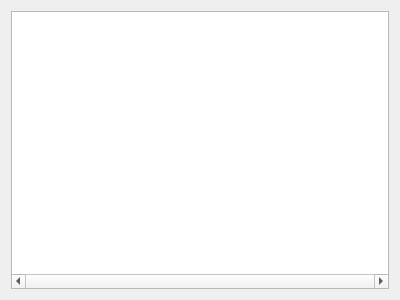
This is ui/multiview.ui in docsteer/sacnview as Qt 5 draws it before an edit. The edited form follows.
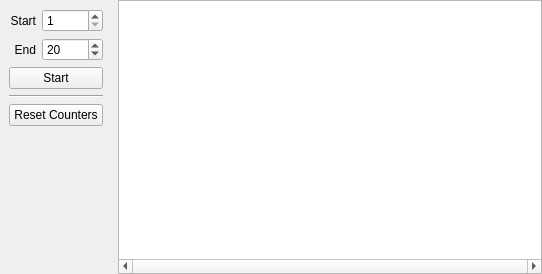
This is the edited form.

Commit message: multiview config ui

The edit to the form file:
```diff
--- a/ui/multiview.ui
+++ b/ui/multiview.ui
@@ -6,14 +6,138 @@
    <rect>
     <x>0</x>
     <y>0</y>
-    <width>400</width>
-    <height>300</height>
+    <width>542</width>
+    <height>274</height>
    </rect>
   </property>
+  <property name="sizePolicy">
+   <sizepolicy hsizetype="Preferred" vsizetype="Minimum">
+    <horstretch>0</horstretch>
+    <verstretch>0</verstretch>
+   </sizepolicy>
+  </property>
   <property name="windowTitle">
    <string>Multi Universe View</string>
   </property>
   <layout class="QVBoxLayout" name="verticalLayout">
+   <property name="leftMargin">
+    <number>0</number>
+   </property>
+   <property name="topMargin">
+    <number>0</number>
+   </property>
+   <property name="rightMargin">
+    <number>0</number>
+   </property>
+   <property name="bottomMargin">
+    <number>0</number>
+   </property>
+   <item>
+    <layout class="QHBoxLayout" name="horizontalLayout">
+     <item>
+      <widget class="QWidget" name="widget" native="true">
+       <layout class="QGridLayout" name="gridLayout">
+        <item row="3" column="0" colspan="2">
+         <widget class="QPushButton" name="btnStartStop">
+          <property name="text">
+           <string>Start</string>
+          </property>
+          <property name="checkable">
+           <bool>true</bool>
+          </property>
+         </widget>
+        </item>
+        <item row="1" column="1">
+         <widget class="QSpinBox" name="spinUniverseMin">
+          <property name="sizePolicy">
+           <sizepolicy hsizetype="Preferred" vsizetype="Fixed">
+            <horstretch>0</horstretch>
+            <verstretch>0</verstretch>
+           </sizepolicy>
+          </property>
+          <property name="minimum">
+           <number>1</number>
+          </property>
+          <property name="maximum">
+           <number>63999</number>
+          </property>
+         </widget>
+        </item>
+        <item row="2" column="0">
+         <widget class="QLabel" name="lblEndUniverse">
+          <property name="text">
+           <string>End</string>
+          </property>
+          <property name="alignment">
+           <set>Qt::AlignRight|Qt::AlignTrailing|Qt::AlignVCenter</set>
+          </property>
+         </widget>
+        </item>
+        <item row="2" column="1">
+         <widget class="QSpinBox" name="spinUniverseMax">
+          <property name="sizePolicy">
+           <sizepolicy hsizetype="Preferred" vsizetype="Fixed">
+            <horstretch>0</horstretch>
+            <verstretch>0</verstretch>
+           </sizepolicy>
+          </property>
+          <property name="minimum">
+           <number>1</number>
+          </property>
+          <property name="maximum">
+           <number>63999</number>
+          </property>
+          <property name="value">
+           <number>20</number>
+          </property>
+         </widget>
+        </item>
+        <item row="5" column="0" colspan="2">
+         <widget class="QPushButton" name="btnResetCounters">
+          <property name="text">
+           <string>Reset Counters</string>
+          </property>
+         </widget>
+        </item>
+        <item row="6" column="0">
+         <spacer name="verticalSpacer">
+          <property name="orientation">
+           <enum>Qt::Vertical</enum>
+          </property>
+          <property name="sizeHint" stdset="0">
+           <size>
+            <width>20</width>
+            <height>40</height>
+           </size>
+          </property>
+         </spacer>
+        </item>
+        <item row="1" column="0">
+         <widget class="QLabel" name="lblStartUniverse">
+          <property name="sizePolicy">
+           <sizepolicy hsizetype="Preferred" vsizetype="Preferred">
+            <horstretch>0</horstretch>
+            <verstretch>0</verstretch>
+           </sizepolicy>
+          </property>
+          <property name="text">
+           <string>Start</string>
+          </property>
+          <property name="alignment">
+           <set>Qt::AlignRight|Qt::AlignTrailing|Qt::AlignVCenter</set>
+          </property>
+         </widget>
+        </item>
+        <item row="4" column="0" colspan="2">
+         <widget class="Line" name="line">
+          <property name="orientation">
+           <enum>Qt::Horizontal</enum>
+          </property>
+         </widget>
+        </item>
+       </layout>
+      </widget>
+     </item>
    <item>
     <widget class="QTableView" name="sourceTableView">
      <property name="sizePolicy">
@@ -47,6 +171,8 @@
       <number>24</number>
      </attribute>
     </widget>
+     </item>
+    </layout>
    </item>
   </layout>
  </widget>
```
Lines whose indentation alone changed are shown as unchanged. The commit also changes 5 other files.
